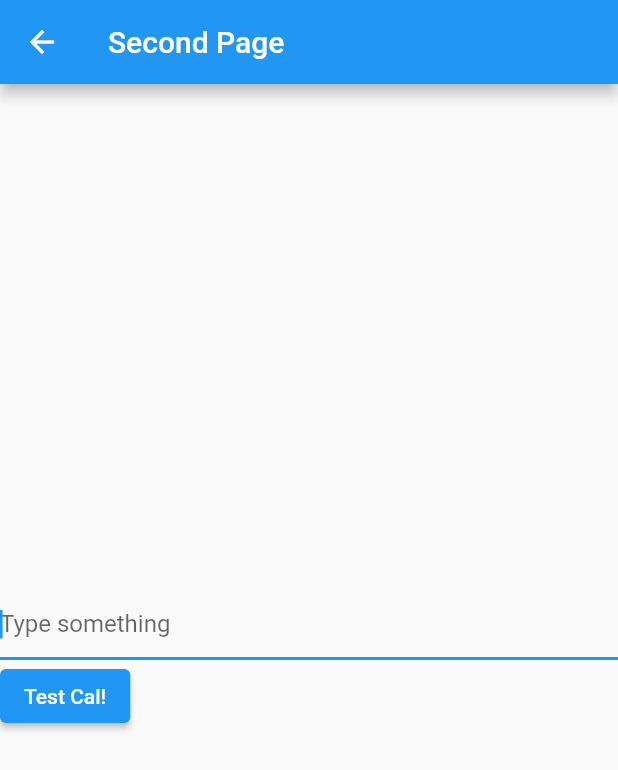
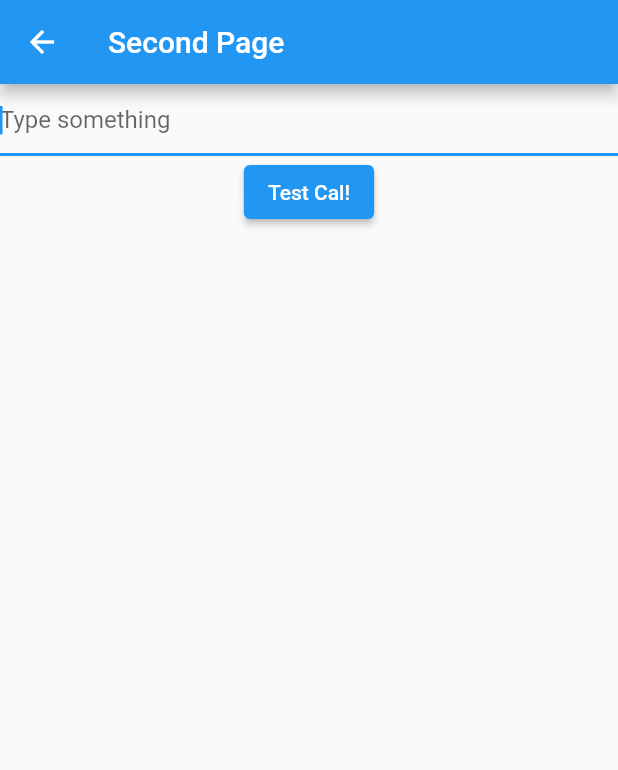
Before and after one commit to KittenCN/flutter_demo, a Flutter app: the screen it shows after launch, after a tap on "SecondPage", on a phone screen of 412 x 824 dp. Shown: the top 770 px of the screen. Run offline on Flutter 3.47's test engine with Material 2 defaults, Android fonts, the phone set to English and light mode, and no system bars.

```diff
--- a/lib/main.dart
+++ b/lib/main.dart
@@ -2,6 +2,7 @@ import 'package:flutter/material.dart';
 import 'src/first_page.dart';
 import 'src/second_page.dart';
 import 'src/third_page.dart';
+import 'src/four_page.dart';
 
 void main() {
   return runApp(const MyApp());
@@ -27,6 +28,10 @@ final menus = [
       name: 'ThirdPage',
       route: '/ThirdPage',
       builder: (context) => const ThirdPage()),
+  Menu(
+      name: 'FourPage',
+      route: '/FourPage',
+      builder: (context) => const FourPage()),
 ];
 
 class MyApp extends StatelessWidget {
--- a/lib/src/second_page.dart
+++ b/lib/src/second_page.dart
@@ -52,7 +52,7 @@ class _SecondPageState extends State<SecondPage> {
         title: const Text('Second Page'),
       ),
       body: Center(
-          child: Wrap(children: <Widget>[
+          child: Column(children: <Widget>[
             TextField(
               autofocus: true,
               decoration: const InputDecoration(
--- a/lib/src/third_page.dart
+++ b/lib/src/third_page.dart
@@ -1,6 +1,4 @@
 import 'package:flutter/material.dart';
-
-main() => runApp(const ThirdPage());
 
 class ThirdPage extends StatefulWidget {
   const ThirdPage({Key? key}) : super(key: key);
```
Also changed, not shown: lib/src/four_page.dart (added, +79 -0 lines).
